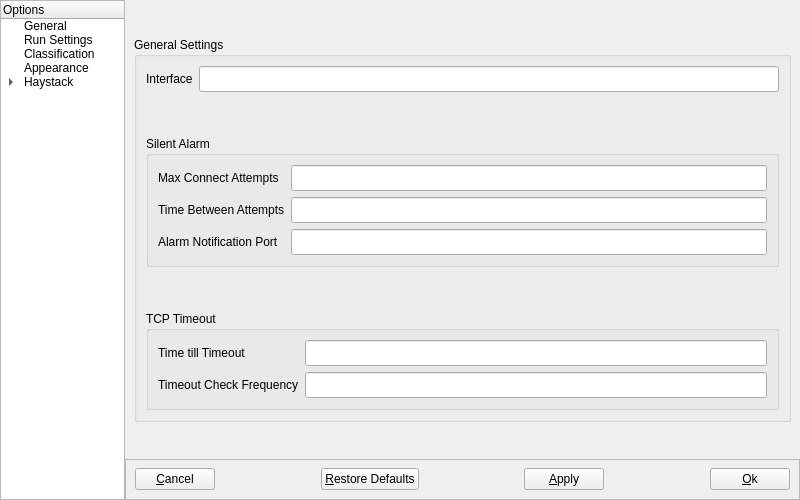
Above: NovaGUI/UI/novaconfig.ui from altf4/Nova before the change. Below: the same form after it.
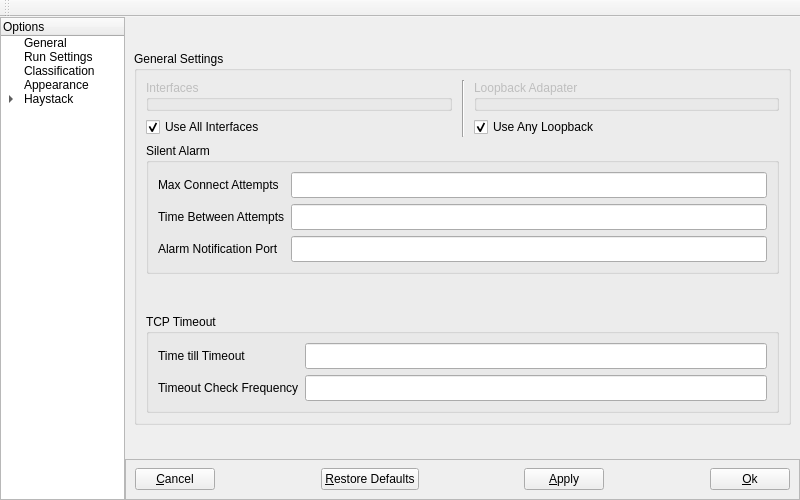
That is the form after the change. The open tabs and pages were chosen to show the change.

The edit to the form file:
```diff
--- a/NovaGUI/UI/novaconfig.ui
+++ b/NovaGUI/UI/novaconfig.ui
@@ -151,89 +151,105 @@
             </property>
             <layout class="QVBoxLayout" name="verticalLayout">
              <item>
-              <layout class="QFormLayout" name="formLayout_5">
+              <layout class="QGridLayout" name="interfaceGridLayout">
+               <item row="1" column="0">
+                <widget class="QCheckBox" name="useAllIfCheckBox">
+                 <property name="text">
+                  <string>Use All Interfaces</string>
+                 </property>
+                 <property name="checked">
+                  <bool>true</bool>
+                 </property>
+                 <property name="tristate">
+                  <bool>false</bool>
+                 </property>
+                </widget>
+               </item>
                <item row="0" column="0">
-                <widget class="QLabel" name="interfaceLabel">
+                <widget class="QGroupBox" name="interfaceGroupBox">
+                 <property name="enabled">
+                  <bool>false</bool>
+                 </property>
                  <property name="sizePolicy">
-                  <sizepolicy hsizetype="Preferred" vsizetype="Fixed">
+                  <sizepolicy hsizetype="MinimumExpanding" vsizetype="MinimumExpanding">
                    <horstretch>0</horstretch>
                    <verstretch>0</verstretch>
                   </sizepolicy>
                  </property>
-                 <property name="minimumSize">
-                  <size>
-                   <width>0</width>
-                   <height>26</height>
-                  </size>
+                 <property name="title">
+                  <string>Interfaces</string>
                  </property>
-                 <property name="maximumSize">
-                  <size>
-                   <width>16777215</width>
-                   <height>26</height>
-                  </size>
+                 <property name="alignment">
+                  <set>Qt::AlignLeading|Qt::AlignLeft|Qt::AlignTop</set>
                  </property>
-                 <property name="toolTip">
-                  <string>&lt;!DOCTYPE HTML PUBLIC &quot;-//W3C//DTD HTML 4.0//EN&quot; &quot;http://www.w3.org/TR/REC-html40/strict.dtd&quot;&gt;
-&lt;html&gt;&lt;head&gt;&lt;meta name=&quot;qrichtext&quot; content=&quot;1&quot; /&gt;&lt;style type=&quot;text/css&quot;&gt;
-p, li { white-space: pre-wrap; }
-&lt;/style&gt;&lt;/head&gt;&lt;body style=&quot; font-family:'Sans Serif'; font-size:9pt; font-weight:400; font-style:normal;&quot;&gt;
-&lt;table border=&quot;0&quot; style=&quot;-qt-table-type: root; margin-top:4px; margin-bottom:4px; margin-left:4px; margin-right:4px;&quot;&gt;
-&lt;tr&gt;
-&lt;td style=&quot;border: none;&quot;&gt;
-&lt;p align=&quot;center&quot; style=&quot; margin-top:0px; margin-bottom:0px; margin-left:0px; margin-right:0px; -qt-block-indent:0; text-indent:0px;&quot;&gt;The name of the interface to run Nova on.&lt;/p&gt;&lt;/td&gt;&lt;/tr&gt;&lt;/table&gt;&lt;/body&gt;&lt;/html&gt;</string>
-                 </property>
+                 <layout class="QVBoxLayout" name="interfaceGroupBoxVLayout">
+                  <property name="topMargin">
+                   <number>0</number>
+                  </property>
+                  <property name="rightMargin">
+                   <number>0</number>
+                  </property>
+                  <property name="bottomMargin">
+                   <number>0</number>
+                  </property>
+                 </layout>
+                </widget>
+               </item>
+               <item row="1" column="2">
+                <widget class="QCheckBox" name="useAnyLoopbackCheckBox">
                  <property name="text">
-                  <string>Interface</string>
+                  <string>Use Any Loopback</string>
+                 </property>
+                 <property name="checked">
+                  <bool>true</bool>
                  </property>
                 </widget>
                </item>
-               <item row="0" column="1">
-                <widget class="QLineEdit" name="interfaceEdit">
+               <item row="0" column="2">
+                <widget class="QGroupBox" name="loopbackGroupBox">
+                 <property name="enabled">
+                  <bool>false</bool>
+                 </property>
                  <property name="sizePolicy">
-                  <sizepolicy hsizetype="Expanding" vsizetype="Fixed">
+                  <sizepolicy hsizetype="MinimumExpanding" vsizetype="MinimumExpanding">
                    <horstretch>0</horstretch>
                    <verstretch>0</verstretch>
                   </sizepolicy>
                  </property>
+                 <property name="title">
+                  <string>Loopback Adapater</string>
+                 </property>
+                 <property name="alignment">
+                  <set>Qt::AlignLeading|Qt::AlignLeft|Qt::AlignTop</set>
+                 </property>
+                 <layout class="QVBoxLayout" name="loopbackGroupBoxVLayout">
+                  <property name="topMargin">
+                   <number>0</number>
+                  </property>
+                  <property name="rightMargin">
+                   <number>0</number>
+                  </property>
+                  <property name="bottomMargin">
+                   <number>0</number>
+                  </property>
+                 </layout>
+                </widget>
+               </item>
+               <item row="0" column="1" rowspan="2">
+                <widget class="Line" name="IFVLine">
                  <property name="minimumSize">
                   <size>
-                   <width>0</width>
-                   <height>26</height>
+                   <width>10</width>
+                   <height>0</height>
                   </size>
                  </property>
-                 <property name="maximumSize">
-                  <size>
-                   <width>16777215</width>
-                   <height>26</height>
-                  </size>
-                 </property>
-                 <property name="toolTip">
-                  <string>&lt;!DOCTYPE HTML PUBLIC &quot;-//W3C//DTD HTML 4.0//EN&quot; &quot;http://www.w3.org/TR/REC-html40/strict.dtd&quot;&gt;
-&lt;html&gt;&lt;head&gt;&lt;meta name=&quot;qrichtext&quot; content=&quot;1&quot; /&gt;&lt;style type=&quot;text/css&quot;&gt;
-p, li { white-space: pre-wrap; }
-&lt;/style&gt;&lt;/head&gt;&lt;body style=&quot; font-family:'Sans Serif'; font-size:9pt; font-weight:400; font-style:normal;&quot;&gt;
-&lt;table border=&quot;0&quot; style=&quot;-qt-table-type: root; margin-top:4px; margin-bottom:4px; margin-left:4px; margin-right:4px;&quot;&gt;
-&lt;tr&gt;
-&lt;td style=&quot;border: none;&quot;&gt;
-&lt;p align=&quot;center&quot; style=&quot; margin-top:0px; margin-bottom:0px; margin-left:0px; margin-right:0px; -qt-block-indent:0; text-indent:0px;&quot;&gt;The name of the interface to run Nova on.&lt;/p&gt;&lt;/td&gt;&lt;/tr&gt;&lt;/table&gt;&lt;/body&gt;&lt;/html&gt;</string>
+                 <property name="orientation">
+                  <enum>Qt::Vertical</enum>
                  </property>
                 </widget>
                </item>
               </layout>
              </item>
-             <item>
-              <spacer name="verticalSpacer">
-               <property name="orientation">
-                <enum>Qt::Vertical</enum>
-               </property>
-               <property name="sizeHint" stdset="0">
-                <size>
-                 <width>20</width>
-                 <height>40</height>
-                </size>
-               </property>
-              </spacer>
-             </item>
              <item>
               <widget class="QGroupBox" name="saGroupBox">
                <property name="title">
@@ -2637,6 +2653,17 @@
     </rect>
    </property>
   </widget>
+  <widget class="QToolBar" name="toolBar">
+   <property name="windowTitle">
+    <string>toolBar</string>
+   </property>
+   <attribute name="toolBarArea">
+    <enum>TopToolBarArea</enum>
+   </attribute>
+   <attribute name="toolBarBreak">
+    <bool>false</bool>
+   </attribute>
+  </widget>
   <action name="actionAddPort">
    <property name="text">
     <string>Add New Port</string>
```
Left out of the diff: 30 changed lines with no effect on the pictures.
